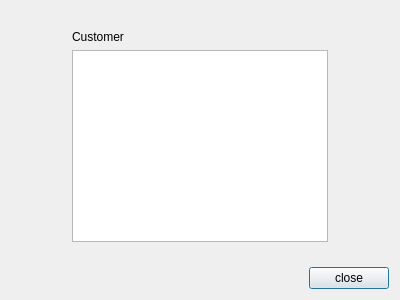
The window that MDI/dialogshowcustomer.ui (SpeRRy31/OOP_practice) describes before a commit, drawn with Qt 5.
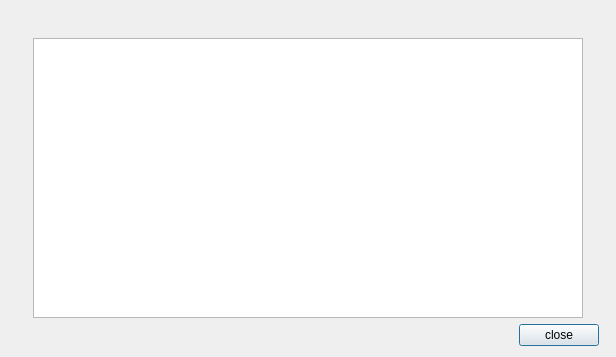
The same window after the commit.

Diff of the .ui file:
```diff
--- a/MDI/dialogshowcustomer.ui
+++ b/MDI/dialogshowcustomer.ui
@@ -6,27 +6,14 @@
    <rect>
     <x>0</x>
     <y>0</y>
-    <width>400</width>
-    <height>300</height>
+    <width>616</width>
+    <height>357</height>
    </rect>
   </property>
   <property name="windowTitle">
    <string>Customer</string>
   </property>
   <layout class="QGridLayout" name="gridLayout">
-   <item row="0" column="0">
-    <spacer name="verticalSpacer_2">
-     <property name="orientation">
-      <enum>Qt::Vertical</enum>
-     </property>
-     <property name="sizeHint" stdset="0">
-      <size>
-       <width>20</width>
-       <height>18</height>
-      </size>
-     </property>
-    </spacer>
-   </item>
    <item row="1" column="0" colspan="2">
     <layout class="QHBoxLayout" name="horizontalLayout_2">
      <item>
@@ -36,25 +23,21 @@
        </property>
        <property name="sizeHint" stdset="0">
         <size>
-         <width>40</width>
+         <width>170</width>
          <height>20</height>
         </size>
        </property>
       </spacer>
      </item>
      <item>
-      <layout class="QVBoxLayout" name="verticalLayout">
-       <item>
-        <widget class="QLabel" name="label">
-         <property name="text">
-          <string>Customer</string>
-         </property>
-        </widget>
-       </item>
-       <item>
-        <widget class="QListWidget" name="listWidget"/>
-       </item>
-      </layout>
+      <widget class="QTableView" name="tableView">
+       <property name="minimumSize">
+        <size>
+         <width>550</width>
+         <height>280</height>
+        </size>
+       </property>
+      </widget>
      </item>
      <item>
       <spacer name="horizontalSpacer_2">
@@ -63,7 +46,7 @@
        </property>
        <property name="sizeHint" stdset="0">
         <size>
-         <width>40</width>
+         <width>170</width>
          <height>20</height>
         </size>
        </property>
@@ -71,7 +54,7 @@
      </item>
     </layout>
    </item>
-   <item row="2" column="1">
+   <item row="2" column="0">
     <spacer name="verticalSpacer">
      <property name="orientation">
       <enum>Qt::Vertical</enum>
@@ -79,12 +62,12 @@
      <property name="sizeHint" stdset="0">
       <size>
        <width>20</width>
-       <height>18</height>
+       <height>5</height>
       </size>
      </property>
     </spacer>
    </item>
-   <item row="3" column="0" colspan="2">
+   <item row="3" column="0">
     <layout class="QHBoxLayout" name="horizontalLayout">
      <item>
       <spacer name="horizontalSpacer_3">
@@ -108,6 +91,19 @@
      </item>
     </layout>
    </item>
+   <item row="0" column="0">
+    <spacer name="verticalSpacer_2">
+     <property name="orientation">
+      <enum>Qt::Vertical</enum>
+     </property>
+     <property name="sizeHint" stdset="0">
+      <size>
+       <width>20</width>
+       <height>96</height>
+      </size>
+     </property>
+    </spacer>
+   </item>
   </layout>
  </widget>
  <resources/>
```
